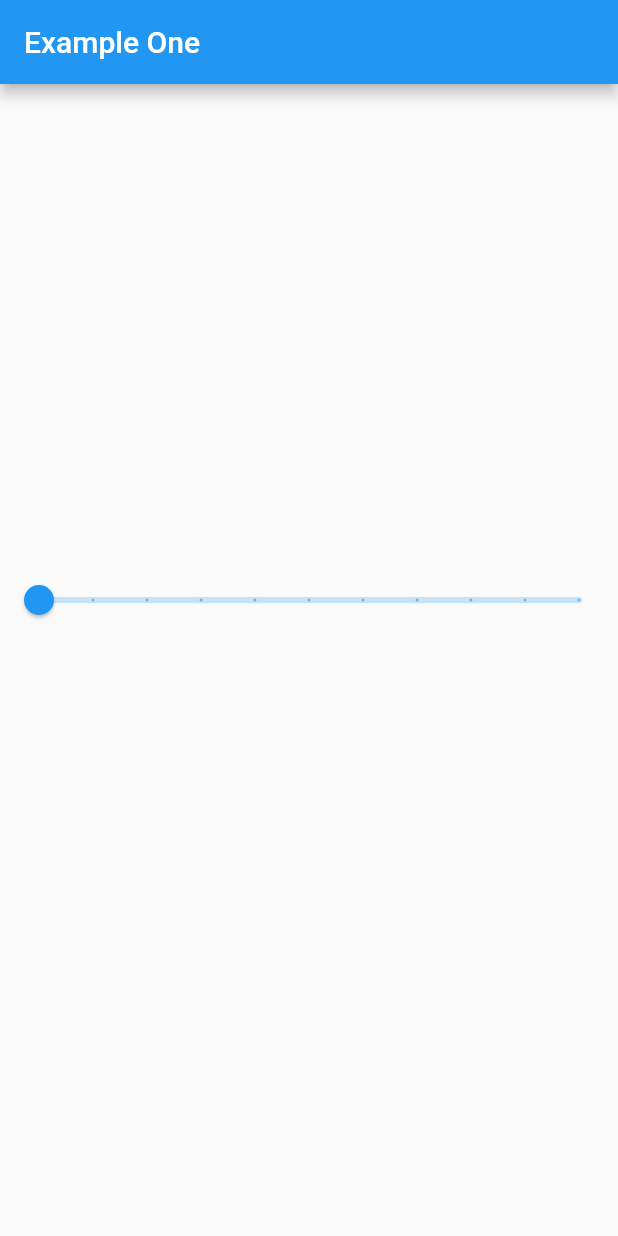
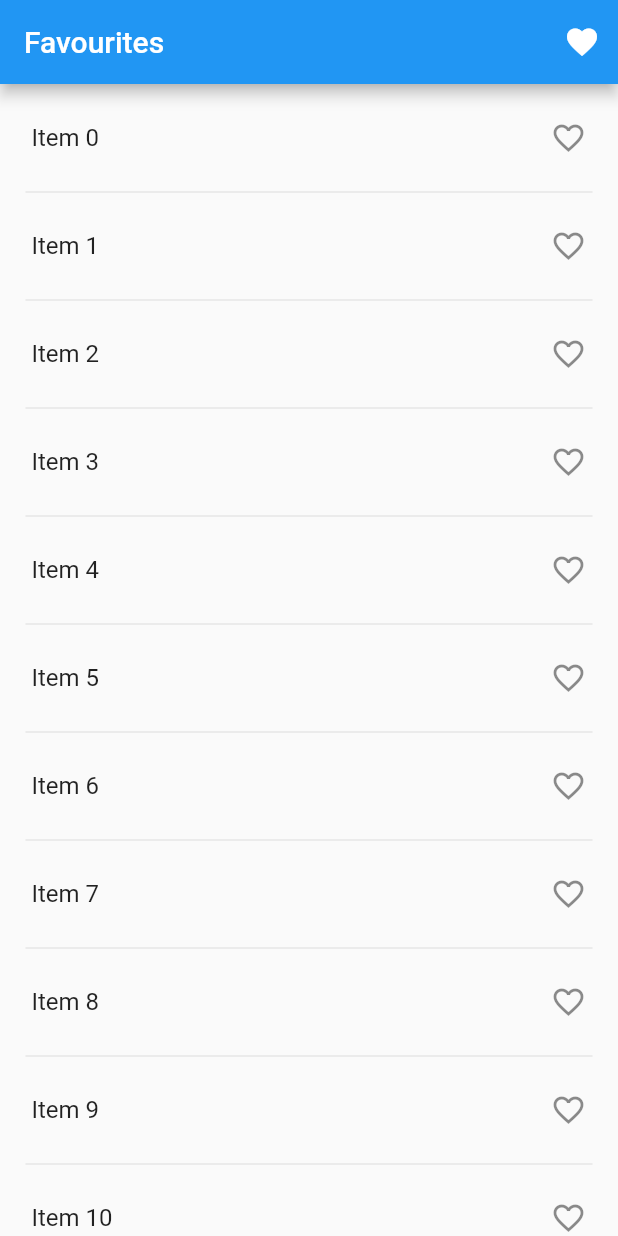
Before and after one commit to mohit-01-code/Udemy-flutter-projects, a Flutter app: the screen it shows after launch, on a phone screen of 412 x 824 dp. Run offline on Flutter 3.47's test engine with Material 2 defaults, Android fonts, the phone set to English and light mode, and no system bars; our stand-ins replace google_fonts, shared_preferences, transparent_image.

Commit message:
Favourite List Screen Added

```diff
--- a/flutter_provider/lib/main.dart
+++ b/flutter_provider/lib/main.dart
@@ -1,8 +1,10 @@
 import 'package:flutter/material.dart';
+import 'package:flutter_provider/provider/favourite_provider.dart';
 import 'package:flutter_provider/provider/opacity_provider.dart';
 import 'package:flutter_provider/screen/count_provider_screen.dart';
 import 'package:flutter_provider/home_screen.dart';
 import 'package:flutter_provider/provider/count_provider.dart';
+import 'package:flutter_provider/screen/favourite/favourite_screen.dart';
 import 'package:flutter_provider/screen/opacity_screen.dart';
 import 'package:flutter_provider/statefull_screen.dart';
 import 'package:flutter_provider/why_provider.dart';
@@ -33,9 +35,10 @@ class MyApp extends StatelessWidget {
       providers: [
         ChangeNotifierProvider(create: (_) => CountProvider()),
         ChangeNotifierProvider(create: (_) => OpacityProvider()),
+        ChangeNotifierProvider(create: (_) => FavouriteProvider()),
       ],
       child: const MaterialApp(
-        home: OpacityScreen(),
+        home: FavouriteScreen(),
       ),
     );
   }
--- /dev/null
+++ b/flutter_provider/lib/provider/favourite_provider.dart
@@ -0,0 +1,21 @@
+import 'package:flutter/material.dart';
+
+class FavouriteProvider extends ChangeNotifier {
+  List<int> _favourites = [];
+
+  void addFavourite(int index) {
+    favourites.add(index);
+    notifyListeners();
+  }
+
+  void removeFavourite(int index) {
+    favourites.remove(index);
+    notifyListeners();
+  }
+
+  List<int> get favourites => _favourites;
+
+  bool contains(int index) {
+    return favourites.contains(index);
+  }
+}
--- /dev/null
+++ b/flutter_provider/lib/screen/favourite/favourite_screen.dart
@@ -0,0 +1,63 @@
+import 'package:flutter/material.dart';
+import 'package:flutter_provider/provider/favourite_provider.dart';
+import 'package:flutter_provider/screen/favourite/favourite_list_screen.dart';
+import 'package:provider/provider.dart';
+
+class FavouriteScreen extends StatefulWidget {
+  const FavouriteScreen({super.key});
+
+  @override
+  State<FavouriteScreen> createState() {
+    return _FavouriteScreenState();
+  }
+}
+
+class _FavouriteScreenState extends State<FavouriteScreen> {
+  @override
+  Widget build(BuildContext context) {
+    final favouriteProvider =
+        Provider.of<FavouriteProvider>(context, listen: false);
+    print('build...');
+    return Scaffold(
+      appBar: AppBar(
+        title: const Text('Favourites'),
+        actions: [
+          IconButton(
+              onPressed: () {
+                Navigator.of(context).push(MaterialPageRoute(
+                  builder: (context) => FavouriteListScreen(),
+                ));
+              },
+              icon: Icon(Icons.favorite)),
+        ],
+      ),
+      body: ListView.builder(
+        itemCount: 100,
+        padding: const EdgeInsets.symmetric(horizontal: 5, vertical: 8),
+        itemBuilder: (context, index) {
+          return Column(
+            children: [
+              ListTile(
+                onTap: () {
+                  if (!favouriteProvider.contains(index))
+                    favouriteProvider.addFavourite(index);
+                  else
+                    favouriteProvider.removeFavourite(index);
+                },
+                title: Text("Item $index"),
+                trailing: Consumer<FavouriteProvider>(
+                  builder: (context, value, child) {
+                    return value.contains(index)
+                        ? Icon(Icons.favorite)
+                        : Icon(Icons.favorite_border_outlined);
+                  },
+                ),
+              ),
+              const Divider(indent: 12, endIndent: 12),
+            ],
+          );
+        },
+      ),
+    );
+  }
+}
```
Also changed, not shown: flutter_provider/lib/screen/favourite/favourite_list_screen.dart (added, +38 -0 lines).
